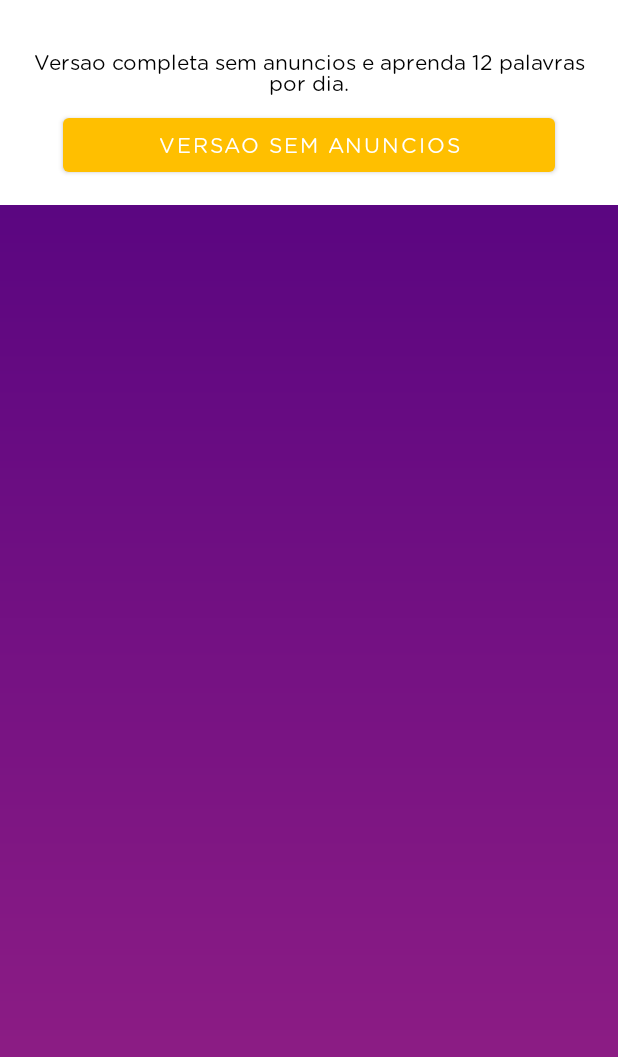
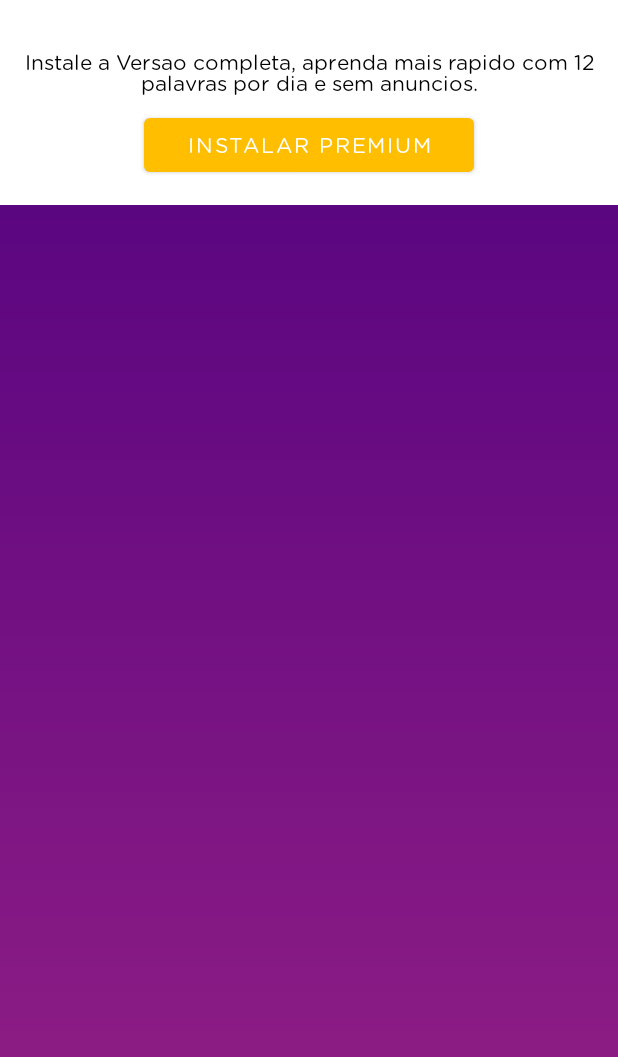
Before and after one commit to pedromassango/banzo, an Android app: the layout install_paid_version.xml on its own in the app's theme, with its tools: preview values and no code run, on a phone screen of 412 x 824 dp. Shown: the top 1057 px of the screen. Run offline under Robolectric (Android 15) with nearby library versions, the phone set to English and light mode, and no system bars.

Commit message:
Settings UI updated

```diff
--- a/app/src/main/res/layout/install_paid_version.xml
+++ b/app/src/main/res/layout/install_paid_version.xml
@@ -8,7 +8,7 @@
     <TextView
         android:textColor="#000"
         android:gravity="center_horizontal"
-        android:text="Versao completa sem anuncios e aprenda 12 palavras por dia."
+        android:text="Instale a Versao completa, aprenda mais rapido com 12 palavras por dia e sem anuncios."
         android:layout_marginTop="32dp"
         android:layout_marginStart="16dp"
         android:layout_marginEnd="16dp"
@@ -16,13 +16,15 @@
         android:layout_height="wrap_content" />
 
     <com.google.android.material.button.MaterialButton
-        android:layout_width="match_parent"
+        android:layout_width="220dp"
+        android:minWidth="200dp"
+        android:layout_gravity="center_horizontal"
         android:layout_marginTop="8dp"
         xmlns:app="http://schemas.android.com/apk/res-auto"
         app:backgroundTint="#ffbf00"
-        android:text="Versao Sem anuncios"
-        android:layout_marginStart="42dp"
-        android:layout_marginEnd="42dp"
+        android:text="Instalar Premium"
+        android:layout_marginStart="16dp"
+        android:layout_marginEnd="16dp"
         android:layout_marginBottom="16dp"
         android:layout_height="wrap_content" />
 
--- a/app/src/main/res/values/colors.xml
+++ b/app/src/main/res/values/colors.xml
@@ -4,7 +4,7 @@
     <color name="colorPrimaryDark">#5B539C</color>
     <color name="colorAccent">#4f0080</color>
     <color name="colorAccentLight">#962185</color>
-    <color name="colorAccentSetup">@color/colorAccentLight</color>
+    <color name="colorAccentSetup">#ffbf00</color>
     <color name="secondaryText">#212121</color>
     <color name="lessWhite">#d1d1d1</color>
     <color name="lessWhiteLight">#edecec</color>
--- a/app/src/main/res/values/styles.xml
+++ b/app/src/main/res/values/styles.xml
@@ -28,6 +28,6 @@
     <!-- First Setup activity theme-->
     <style name="AppThemeSetup" parent="AppTheme">
         <item name="colorAccent">@color/colorAccentSetup</item>
-        <item name="android:windowBackground">@color/colorPrimary</item>
+        <item name="android:windowBackground">@color/colorAccent</item>
     </style>
 </resources>
--- a/app/src/main/res/xml/settings_screen.xml
+++ b/app/src/main/res/xml/settings_screen.xml
@@ -11,11 +11,11 @@
     <Preference android:title="Palavras por dia"
         android:key="@string/prefs_max_daily_words"/>
 
-    <CheckBoxPreference android:title="Lembrar-me"
+<!--    <CheckBoxPreference android:title="Lembrar-me"
         android:key="prefs_reminder"
         android:defaultValue="true"
         android:summaryOff="Desativado"
-        android:summaryOn="Ativado"/>
+        android:summaryOn="Ativado"/>-->
 
     <Preference android:title="Avaliar app"
         android:key="@string/prefs_rate_app"/>
```
